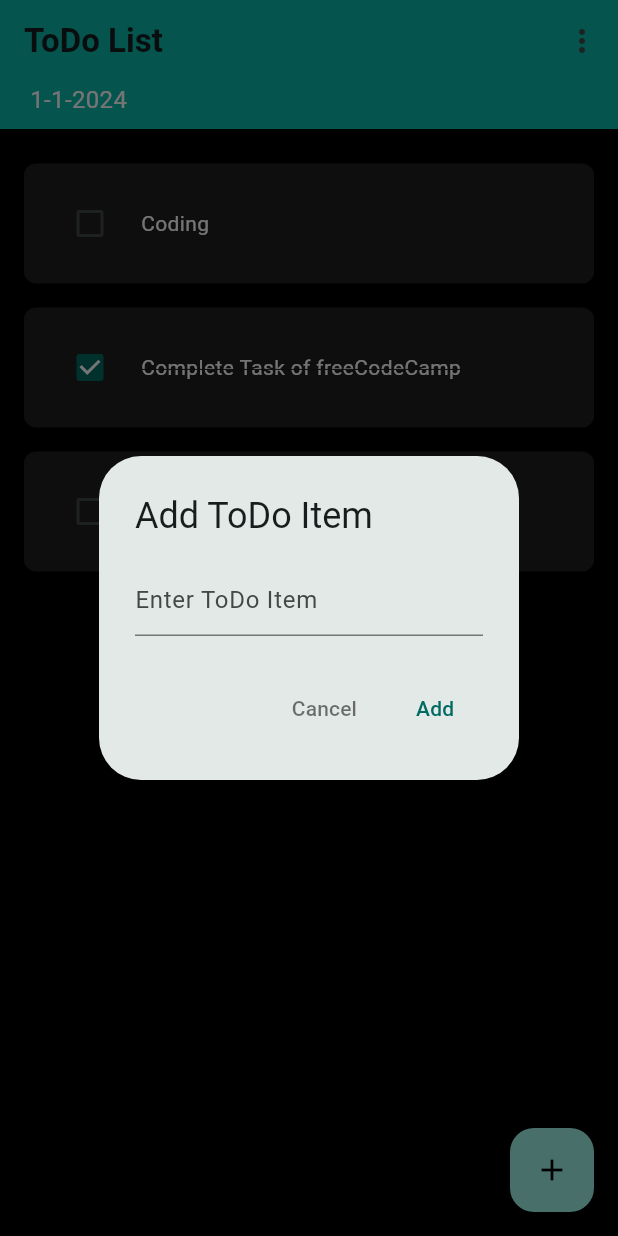
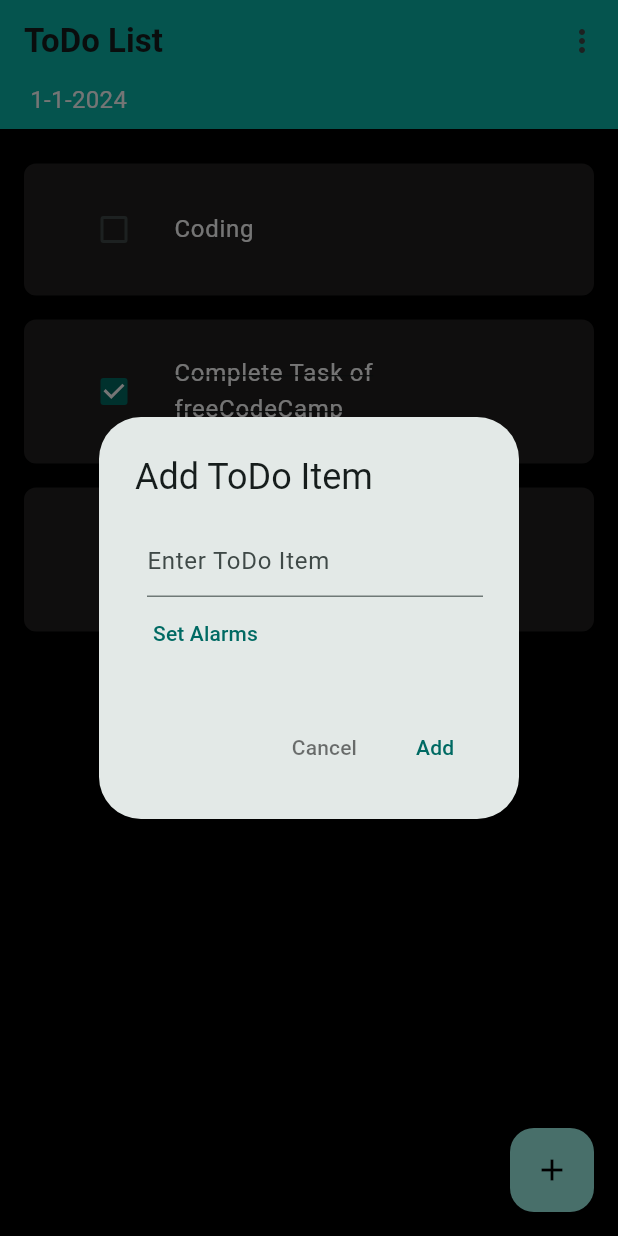
Before and after one commit to AlinaAfzaal/TodoApp_Flutter, a Flutter app: the screen it shows after launch, after a tap on the "add" icon, on a phone screen of 412 x 824 dp. Run offline on Flutter 3.47's test engine with Material 3 defaults, Android fonts, the phone set to English and light mode, and no system bars; drawn by our look-alikes of flutter_slidable; our stand-ins replace lottie; missing offline and left inert: omni_datetime_picker.

Commit message:
Set Reminder Interface

```diff
--- a/lib/main.dart
+++ b/lib/main.dart
@@ -1,6 +1,6 @@
 import 'package:flutter/material.dart';
-import 'package:todo_app/splashScreen.dart';
-import 'package:todo_app/todoHomePage.dart';
+import 'package:todo_app/pages/splashScreen.dart';
+import 'package:todo_app/pages/home.dart';
 
 void main() {
   runApp(const MyApp());
--- /dev/null
+++ b/lib/model/todoItem.dart
@@ -0,0 +1,7 @@
+class ToDoItem {
+  String title;
+  DateTime? reminder;
+  bool isCompleted;
+
+  ToDoItem({required this.title, required this.isCompleted, this.reminder});
+}
--- a/lib/todoHomePage.dart
+++ b/lib/pages/home.dart
@@ -1,12 +1,15 @@
 import 'package:flutter/material.dart';
-import 'todoItem.dart';
+import '../model/todoItem.dart';
 import 'package:flutter_slidable/flutter_slidable.dart';
+import 'package:omni_datetime_picker/omni_datetime_picker.dart';
+import 'package:intl/intl.dart';
 
-class ToDoHomePage extends StatefulWidget {
-  const ToDoHomePage({super.key});
+
+class HomePage extends StatefulWidget {
+  const HomePage({super.key});
 
   @override
-  ToDoHomePageState createState() => ToDoHomePageState();
+  HomePageState createState() => HomePageState();
 }
 List<ToDoItem> todoList = [
   ToDoItem(title: 'Coding', isCompleted: false),
@@ -23,10 +26,11 @@ int showItems = 0;
 List<ToDoItem> currentList = todoList;
 
 
-class ToDoHomePageState extends State<ToDoHomePage> {
+class HomePageState extends State<HomePage> {
   Color mainColor = const Color(0xFF0AB6AB);
   TextEditingController textEditingController = TextEditingController();
   String _newValue ="";
+  DateTime? reminder;
 
 
   @override
@@ -110,6 +114,7 @@ class ToDoHomePageState extends State<ToDoHomePage> {
                                         setState(() {
                                           currentList[index].title = _newValue;
                                           _newValue = "";
+                                          reminder = null;
                                           Navigator.pop(context);
                                         });
                                       },
@@ -149,9 +154,8 @@ class ToDoHomePageState extends State<ToDoHomePage> {
                       color: Color(0xFF201F1F),
                       borderRadius: BorderRadius.all(Radius.circular(8))
                   ),
-                  child: Row(
-                    children: [
-                      Checkbox(
+                  child:ListTile(
+                    leading: Checkbox(
                       value: currentList[index].isCompleted,
                       onChanged: (value) {
                         setState(() {
@@ -159,8 +163,7 @@ class ToDoHomePageState extends State<ToDoHomePage> {
                         });
                       },
                     ),
-                      const SizedBox(width: 10),
-                      Text(
+                    title: Text(
                     currentList[index].title,
                     style: TextStyle(
                       color: Colors.white,
@@ -169,11 +172,18 @@ class ToDoHomePageState extends State<ToDoHomePage> {
                           : null,
                     ),
                   ),
-                    ],
+                    subtitle: currentList[index].reminder!=null?Text(
+            DateFormat('MMM d, yyyy HH:mm').format(currentList[index].reminder??DateTime.now()),
+                      style: TextStyle(
+                      color: mainColor,
+                  ),
+
+
+                  ): null
+
                 ),
               ),
-              ),
-            );
+            ));
           },
         ),
       ),
@@ -184,10 +194,33 @@ class ToDoHomePageState extends State<ToDoHomePage> {
               builder: (BuildContext context) {
                 return AlertDialog(
                   title: const Text('Add ToDo Item'),
-                  content: TextFormField(
+                  content: SizedBox(
+                    height: 100,
+                    child: Column(
+                      crossAxisAlignment: CrossAxisAlignment.start,
+                      children: [
+                        Padding(
+                          padding: const EdgeInsets.only(left:8.0),
+                          child: TextFormField(
                             controller: textEditingController,
                             decoration: const InputDecoration(
                                 hintText: 'Enter ToDo Item'),
+                          ),
+                        ),
+                        TextButton(onPressed: () async {
+
+                            reminder = await showOmniDateTimePicker
+                              (context: context,
+                              initialDate: DateTime.now(),
+                              firstDate: DateTime(2024),
+                              lastDate: DateTime(2026),
+                            );
+                            setState(() {
+
+                            });
+                        }, child: Text(reminder==null?"Set Alarms": reminder.toString()))
+                      ],
+                    ),
                   ),
                   actions: [
                     TextButton(
@@ -202,9 +235,11 @@ class ToDoHomePageState extends State<ToDoHomePage> {
                         setState(() {
                           ToDoItem item = ToDoItem(
                               title: textEditingController.text,
+                              reminder: reminder,
                               isCompleted: false);
                           todoList.add(item);
                           textEditingController.clear();
+                          reminder=null;
                           Navigator.pop(context);
                         });
                       },
--- a/lib/splashScreen.dart
+++ b/lib/pages/splashScreen.dart
@@ -1,7 +1,7 @@
 import 'dart:async';
 import 'package:flutter/material.dart';
 import 'package:lottie/lottie.dart';
-import 'package:todo_app/todoHomePage.dart';
+import 'package:todo_app/pages/home.dart';
 
 class SplashScreen extends StatefulWidget {
   const SplashScreen({super.key});
@@ -18,7 +18,7 @@ class _SplashScreenState extends State<SplashScreen> {
       const Duration(seconds: 6),
           () => Navigator.pushReplacement(
         context,
-        MaterialPageRoute(builder: (context) => const ToDoHomePage()),
+        MaterialPageRoute(builder: (context) => const HomePage()),
       ),
     );
   }
--- a/lib/todoItem.dart
+++ /dev/null
@@ -1,6 +0,0 @@
-class ToDoItem {
-  String title;
-  bool isCompleted;
-
-  ToDoItem({required this.title, required this.isCompleted});
-}
--- a/pubspec.yaml
+++ b/pubspec.yaml
@@ -41,6 +41,9 @@ dev_dependencies:
     sdk: flutter
   flutter_slidable: ^3.0.0
   lottie: ^2.6.0
+  omni_datetime_picker:
+  intl: ^0.17.0
+
 
 
   # The "flutter_lints" package below contains a set of recommended lints to
```
Also changed, not shown: pubspec.lock. Lines whose indentation alone changed are shown as unchanged.
